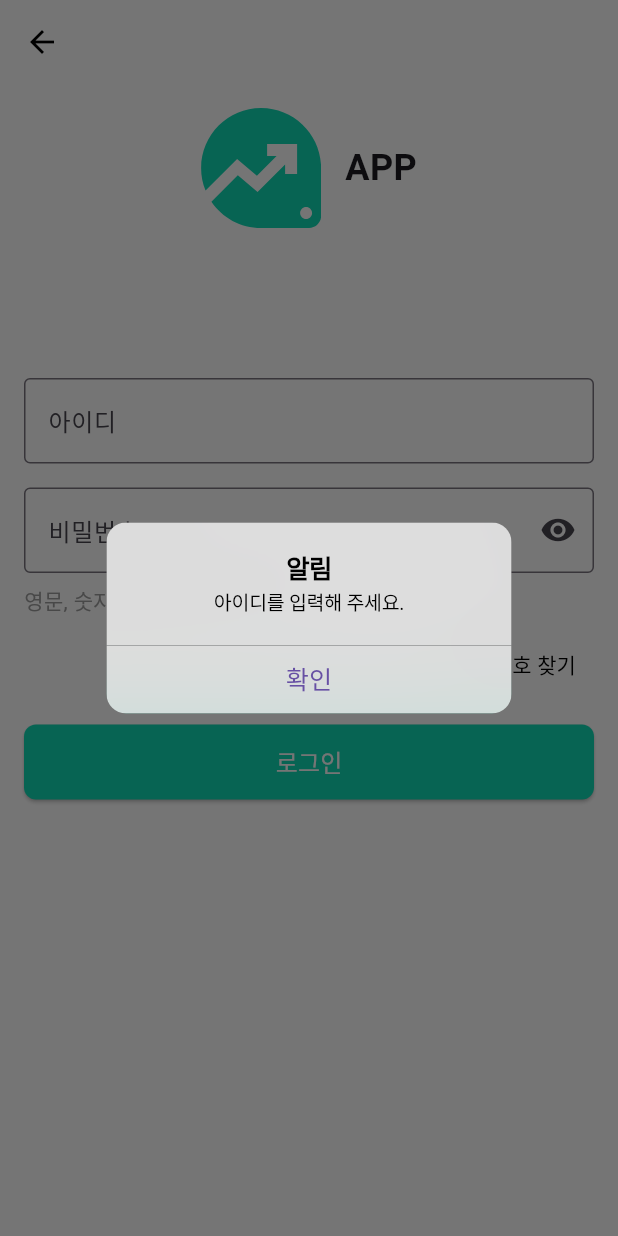
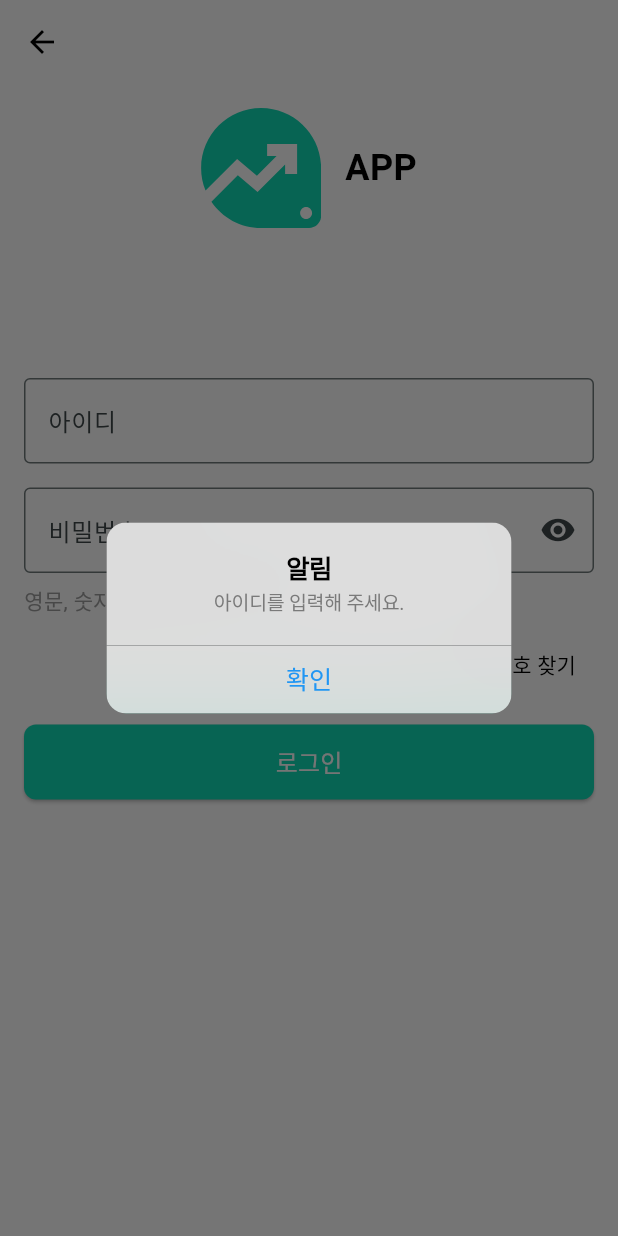
Before and after one commit to THePhanT00M/shcrm, a Flutter app: the LoginScreen screen opened by its route, after a tap on "로그인", on a phone screen of 412 x 824 dp. Run offline on Flutter 3.47's test engine with Material 3 defaults, Android fonts, the phone set to English and light mode, and no system bars; our stand-ins replace connectivity_plus, device_info_plus, firebase_core, flutter_secure_storage, flutter_svg, font_awesome_flutter and 3 more; missing offline and left inert: dart_jsonwebtoken, image_gallery_saver_plus; accounts and stored records are empty; project files that could hold a hidden picture were left out.

```diff
--- a/lib/screens/login_screen.dart
+++ b/lib/screens/login_screen.dart
@@ -29,11 +29,20 @@ class _LoginScreenState extends State<LoginScreen> {
       context: context,
       builder: (BuildContext context) {
         return CupertinoAlertDialog(
-          title: Text('알림'),
-          content: Text(message),
+          title: Text(
+            '알림',
+            style: TextStyle(color: Colors.black),
+          ),
+          content: Text(
+            message,
+            style: TextStyle(color: Color(0xFFF7a7a7a)),
+          ),
           actions: [
             CupertinoDialogAction(
-              child: Text('확인'),
+              child: Text(
+                '확인',
+                style: TextStyle(color: Colors.blue),
+              ),
               onPressed: () {
                 Navigator.of(context).pop();
               },
--- a/pubspec.yaml
+++ b/pubspec.yaml
@@ -46,6 +46,7 @@ dependencies:
   device_info_plus: ^11.1.0
   image_gallery_saver_plus: ^3.0.5
   syncfusion_flutter_charts: ^27.1.57
+  google_fonts: ^6.2.1
 
 
   # The following adds the Cupertino Icons font to your application.
```
Also changed, not shown: lib/main.dart (+18 -2 lines), pubspec.lock.
